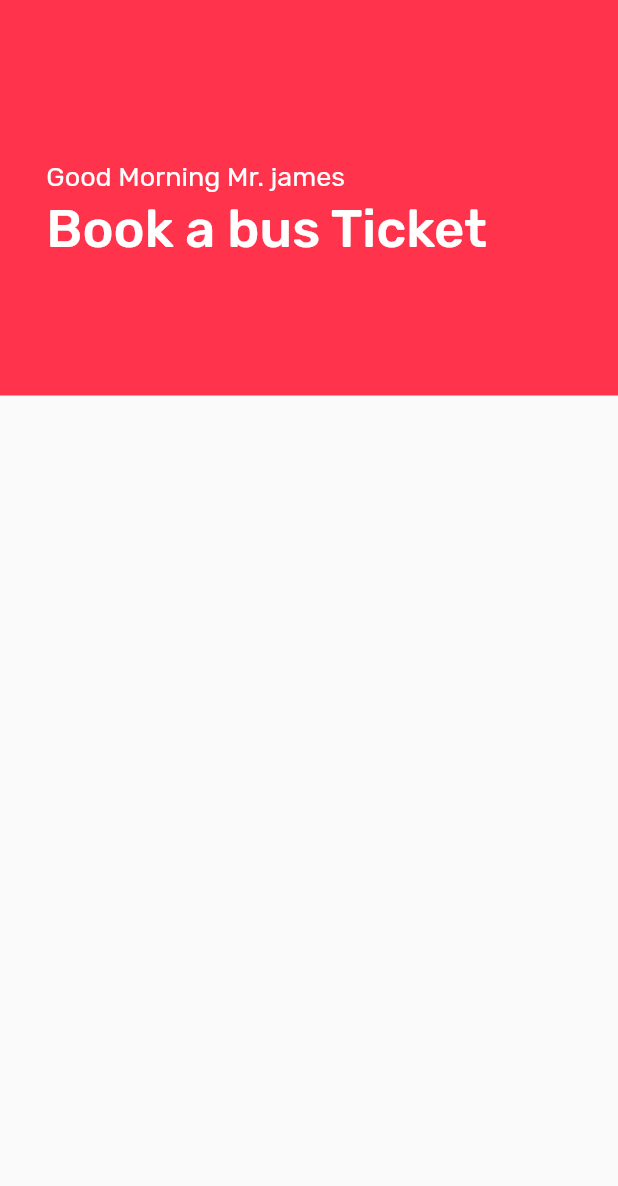
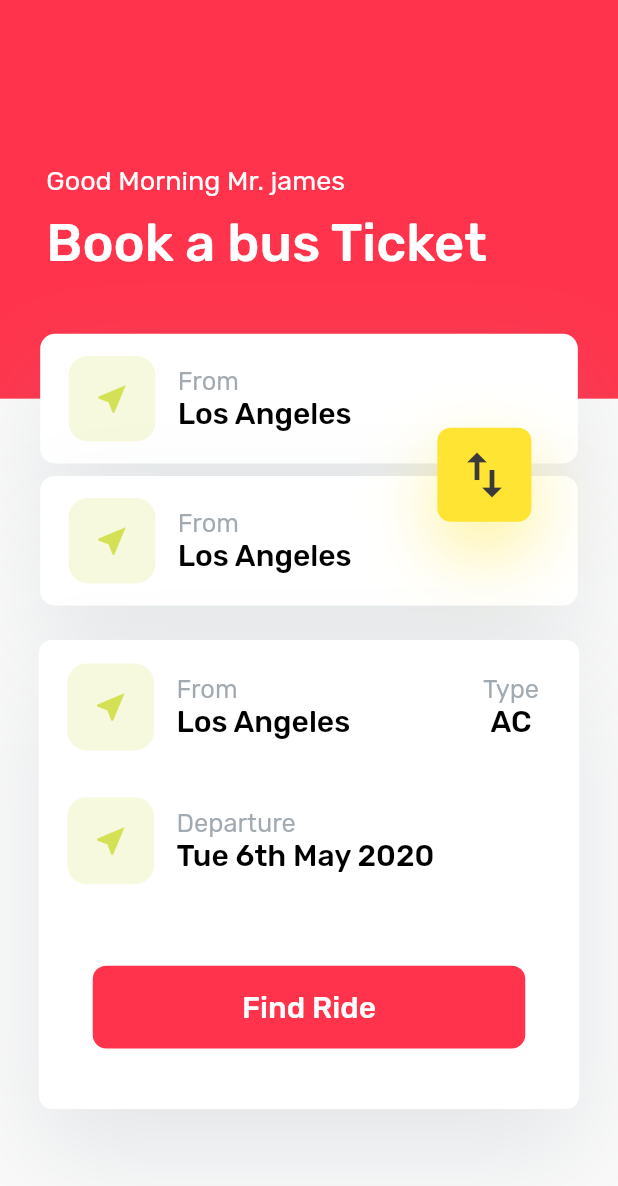
Before and after one commit to rahat1994/ticket_booking_ui, a Flutter app: the screen it shows after launch, on a phone screen of 412 x 824 dp. Shown: the top 1186 px of the screen. Run offline on Flutter 3.47's test engine with Material 2 defaults, Android fonts, the phone set to English and light mode, and no system bars.

Commit message:
UI of searching page finished.

```diff
--- a/lib/constants/app_config.dart
+++ b/lib/constants/app_config.dart
@@ -7,6 +7,10 @@ class App{
 	double _heightPadding;
 	double _widthPadding;
 	String _url = '';
+
+	// Dimension of the design canvas (e.g XD, PSD, Figma)
+	double _artBoardHeight = 896.0;
+	double _artBoardWidth = 414.0;
 
 	App(_context) {
 		this._context = _context;
@@ -33,6 +37,13 @@ class App{
 		return _widthPadding * v;
 	}
 
+	double relativeWidth(double v){
+		return appWidth((v / _artBoardWidth) * 100) ;
+	}
+
+	double relativeHeight(double v){
+		return appHeight((v / _artBoardHeight) * 100) ;
+	}
 	String url(){
 		return _url;
 	}
--- a/lib/constants/theme_constants.dart
+++ b/lib/constants/theme_constants.dart
@@ -10,15 +10,16 @@ final lightTheme = ThemeData(
 	focusColor: config.Colors().accentColor(1),
 	hintColor: config.Colors().secondColor(1),
 	textTheme: TextTheme(
-		headline: TextStyle(fontSize: 35.0, fontWeight:FontWeight.w500 , color: Colors.white),
+		headline: TextStyle(fontSize: 35.0, fontWeight: FontWeight.w500 , color: Colors.white),
 		display1: TextStyle(fontSize: 18.0, fontWeight: FontWeight.w400, color: Colors.white),
 		display2: TextStyle(fontSize: 20.0, fontWeight: FontWeight.w500, color: config.Colors().secondColor(1)),
-		display3: TextStyle(fontSize: 22.0, fontWeight: FontWeight.w500, color: config.Colors().mainColor(1)),
+		display3: TextStyle(fontSize: 20.0, fontWeight: FontWeight.w500, color: Colors.white),
 		display4: TextStyle(fontSize: 22.0, fontWeight: FontWeight.w300, color: config.Colors().secondColor(1)),
 		subhead: TextStyle(fontSize: 17.0, fontWeight: FontWeight.w400, color: config.Colors().hintColor(0.8)),
 		title: TextStyle(fontSize: 20.0, fontWeight: FontWeight.w500, color: config.Colors().secondColor(1)),
 		body1: TextStyle(fontSize: 12.0, color: config.Colors().secondColor(1)),
 		body2: TextStyle(fontSize: 14.0, color: config.Colors().secondColor(1)),
 		caption: TextStyle(fontSize: 12.0, color: config.Colors().accentColor(1)),
+		button: TextStyle(fontSize: 20.0, fontWeight: FontWeight.w500, color: Colors.white),
 	),
 );
--- a/lib/src/screens/transport_info.dart
+++ b/lib/src/screens/transport_info.dart
@@ -1,5 +1,8 @@
 import 'package:flutter/material.dart';
+import 'package:ticketbooking/src/widgets/itinerary_widget.dart';
+import 'package:ticketbooking/src/widgets/transport_booking_widget.dart';
 import '../../constants/app_config.dart' as config;
+
 
 class TransportInformation extends StatelessWidget {
   @override
@@ -11,15 +14,14 @@ class TransportInformation extends StatelessWidget {
 				Positioned(
 					top: 0,
 					child: Container(
-						width: config.App(context).appWidth(100),
-						height: config.App(context).appHeight(32),
+						width:config.App(context).relativeWidth(414),
+						height: config.App(context).relativeHeight(289),
 						decoration: BoxDecoration(color: Theme.of(context).accentColor),
 					),
 				),
 				Positioned(
-						top: config.App(context).appHeight(13),
+						top: config.App(context).relativeHeight(119),
 					  	child: Container(
-							height: config.App(context).appHeight(37),
 							width: config.App(context).appWidth(85),
 							child: Text(
 								'Good Morning Mr. james',
@@ -28,16 +30,17 @@ class TransportInformation extends StatelessWidget {
 					  	)
 				),
 				Positioned(
-					  top: config.App(context).appHeight(16),
+					  top: config.App(context).relativeHeight(153),
 					  child: Container(
-						  height: config.App(context).appHeight(37),
 						  width: config.App(context).appWidth(85),
 						  child: Text(
 								'Book a bus Ticket',
 								style: Theme.of(context).textTheme.headline
 						  ),
 					  )
-				)
+				),
+				...nonStopItinerary(context),
+				TransportBooking()
 			],
 		)
 	);
--- /dev/null
+++ b/lib/src/widgets/elements/connecting_block.dart
@@ -0,0 +1,29 @@
+import 'package:flutter/material.dart';
+import '../../../constants/app_config.dart' as config;
+
+Widget connectingBlock(context) => Positioned(
+	top: config.App(context).relativeHeight(310),
+	left: config.App(context).relativeWidth(293),
+	child: Container(
+		width: config.App(context).relativeWidth(63),
+		height: config.App(context).relativeWidth(63),
+		decoration: BoxDecoration(
+			color: Color(0xFFFFE434),
+			borderRadius: BorderRadius.circular(9.0),
+			boxShadow: [
+				BoxShadow(
+					  color: Color(0x80FFE434),
+					  blurRadius: 40.0,
+					  offset: Offset(0, 20)
+				)
+			]
+		),
+		child: Center(
+			child: Icon(
+				Icons.import_export,
+				color: Color(0xFF3A3A3A),
+				size: 40,
+			),
+		),
+	)
+);
--- /dev/null
+++ b/lib/src/widgets/elements/single_itinerary.dart
@@ -0,0 +1,62 @@
+import 'package:flutter/material.dart';
+import '../../../constants/app_config.dart' as config;
+class SingleItinerary extends StatelessWidget {
+
+  @override
+  Widget build(BuildContext context) {
+    return Container(
+		width: config.App(context).appWidth(87),
+		height: config.App(context).relativeHeight(94),
+		decoration: BoxDecoration(
+			color: Theme.of(context).primaryColor,
+			borderRadius: BorderRadius.circular(10),
+			  boxShadow:[
+					  BoxShadow(
+							color: Color(0x338A959E),
+							blurRadius: 60.0,
+							offset: Offset(0, 30)
+
+					  )
+				  ]
+		),
+		child: Padding(
+			padding:EdgeInsets.symmetric(
+				horizontal: config.App(context).relativeWidth(19),
+				vertical:  config.App(context).relativeHeight(16),
+			),
+			child: Container(
+				child: Row(
+					mainAxisSize: MainAxisSize.min,
+					children: <Widget>[
+						Container(
+							height: config.App(context).relativeHeight(63),
+							width: config.App(context).relativeHeight(63),
+							decoration: BoxDecoration(
+								color: Color(0x33D4E157),
+								borderRadius: BorderRadius.circular(13),
+							),
+							child: Center(
+								child: Icon(
+									Icons.near_me,
+									color: Color(0xFFD4E157),
+								),
+							),
+						),
+						SizedBox(
+							width: config.App(context).relativeWidth(15),
+						),
+						Column(
+							mainAxisAlignment: MainAxisAlignment.center,
+							crossAxisAlignment: CrossAxisAlignment.start,
+							children: <Widget>[
+								Text('From', style: Theme.of(context).textTheme.subhead),
+								Text('Los Angeles', style: Theme.of(context).textTheme.title),
+							],
+						)
+					],
+				),
+			),
+		),
+	);
+  }
+}
--- /dev/null
+++ b/lib/src/widgets/itinerary_widget.dart
@@ -0,0 +1,40 @@
+import 'package:flutter/material.dart';
+import '../../constants/app_config.dart' as config;
+
+import './elements/single_itinerary.dart';
+import './elements/connecting_block.dart';
+List<Widget> nonStopItinerary(context){
+
+  return [
+    ItineraryWidget(),
+    connectingBlock(context)
+  ];
+}
+
+class ItineraryWidget extends StatelessWidget {
+  @override
+  Widget build(BuildContext context) {
+    return Positioned(
+      top: config.App(context).relativeHeight(242),
+      child: Stack(
+        alignment: AlignmentDirectional.topCenter,
+        children: <Widget>[
+          Positioned(
+                child:  Container(
+                  width: config.App(context).relativeWidth(362),
+                  height: config.App(context).relativeHeight(197),
+                  child: Column(
+                    children: <Widget>[
+                      SingleItinerary(),
+                      SizedBox(height: config.App(context).relativeHeight(9)),
+                      SingleItinerary(),
+                    ],
+                  ),
+                ),
+          ),
+
+        ],
+      ),
+    );
+  }
+}
--- /dev/null
+++ b/lib/src/widgets/transport_booking_widget.dart
@@ -0,0 +1,161 @@
+import 'package:flutter/material.dart';
+import '../../constants/app_config.dart' as config;
+class TransportBooking extends StatefulWidget {
+  @override
+  _TransportBookingState createState() => _TransportBookingState();
+}
+
+class _TransportBookingState extends State<TransportBooking> {
+  @override
+  Widget build(BuildContext context) {
+    return Positioned(
+		top: config.App(context).relativeHeight(464),
+		child: Container(
+			width: config.App(context).relativeWidth(362),
+			height: config.App(context).relativeHeight(340),
+			decoration:BoxDecoration(
+				borderRadius: BorderRadius.circular(9),
+				color: Color(0xFFFFFFFF),
+				boxShadow: [
+					BoxShadow(
+						  color: Color(0x338A959E),
+						  blurRadius: 60.0,
+						  offset: Offset(0, 30)
+
+					)
+				]
+			),
+			child: Padding(
+				padding: EdgeInsets.symmetric(
+					horizontal: config.App(context).relativeWidth(19),
+					vertical:  config.App(context).relativeHeight(17),
+				),
+				child: Column(
+					children: <Widget>[
+						 Row(
+							children: <Widget>[
+								Container(
+									height: config.App(context).relativeHeight(63),
+									width: config.App(context).relativeHeight(63),
+									decoration: BoxDecoration(
+										color: Color(0x33D4E157),
+										borderRadius: BorderRadius.circular(13),
+									),
+									child: Center(
+										child: Icon(
+											Icons.near_me,
+											color: Color(0xFFD4E157),
+										),
+									),
+								),
+								SizedBox(
+									width: config.App(context).relativeWidth(15),
+								),
+								Column(
+									mainAxisAlignment: MainAxisAlignment.center,
+									crossAxisAlignment: CrossAxisAlignment.start,
+									children: <Widget>[
+										Text('From', style: Theme.of(context).textTheme.subhead),
+										Text('Los Angeles', style: Theme.of(context).textTheme.title),
+									],
+								),
+								SizedBox(
+									width: config.App(context).relativeWidth(89),
+								),
+								Column(
+									mainAxisAlignment: MainAxisAlignment.center,
+									crossAxisAlignment: CrossAxisAlignment.center,
+									children: <Widget>[
+										Text('Type', style: Theme.of(context).textTheme.subhead),
+										Text('AC', style: Theme.of(context).textTheme.title),
+									],
+								),
+							],
+						 ),
+							SizedBox(
+								height: config.App(context).relativeHeight(34),
+							),
+							//second row
+							Row(
+								children: <Widget>[
+									Container(
+										height: config.App(context).relativeHeight(63),
+										width: config.App(context).relativeHeight(63),
+										decoration: BoxDecoration(
+											color: Color(0x33D4E157),
+											borderRadius: BorderRadius.circular(13),
+										),
+										child: Center(
+											child: Icon(
+												Icons.near_me,
+												color: Color(0xFFD4E157),
+											),
+										),
+									),
+									SizedBox(
+										width: config.App(context).relativeWidth(15),
+									),
+									Column(
+										mainAxisAlignment: MainAxisAlignment.center,
+										crossAxisAlignment: CrossAxisAlignment.start,
+										children: <Widget>[
+											Text('Departure', style: Theme.of(context).textTheme.subhead),
+											Text('Tue 6th May 2020', style: Theme.of(context).textTheme.title),
+										],
+									),
+								],
+							),
+						SizedBox(
+							height: config.App(context).relativeHeight(59),
+						),
+						BlockButtonWidget(
+							color: Theme.of(context).accentColor,
+							text: 'Find Ride',
+							onPressed: (){
+								print(
+									  'Hello',
+								);
+							},
+						)
+					],
+				),
+			),
+		)
+	);
+  }
+}
+
+class BlockButtonWidget extends StatelessWidget {
+
+	const BlockButtonWidget(
+		  {Key key,
+			  @required this.color,
+			  @required this.text,
+			  @required this.onPressed})
+		  : super(key: key);
+
+	final Color color;
+	final String text;
+	final VoidCallback onPressed;
+
+  @override
+  Widget build(BuildContext context) {
+    return Container(
+		child: FlatButton(
+			onPressed: this.onPressed,
+			padding: EdgeInsets.symmetric(
+				horizontal: config.App(context).relativeWidth(100),
+				vertical: config.App(context).relativeHeight(17),
+			),
+			color: this.color,
+			shape: RoundedRectangleBorder(
+				  borderRadius: new BorderRadius.circular(9.0),
+			),
+			child:Text(
+				this.text,
+				style: Theme.of(context).textTheme.button,
+			),
+		),
+	);
+  }
+}
--- a/pubspec.yaml
+++ b/pubspec.yaml
@@ -14,7 +14,7 @@ description: An app to book trasnportation.
 version: 1.0.0+1
 
 environment:
-  sdk: ">=2.1.0 <3.0.0"
+  sdk: ">=2.3.0 <3.0.0"
 
 dependencies:
   flutter:
```
Also changed, not shown: 1 other file.
